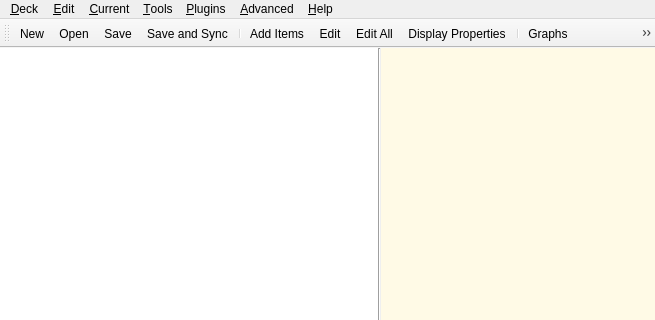
Qt form designer/main.ui (ankitects/anki) before a commit; both pictures show x 0 to 655 and y 0 to 320 of the 655 by 487 pixel window.
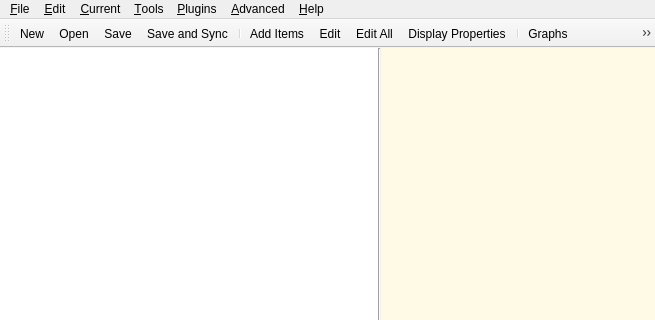
The same form after that commit. Icons and pictures are not drawn.

Commit message: unify close buttons, rename deck menu to file

```diff
--- a/designer/main.ui
+++ b/designer/main.ui
@@ -655,7 +655,7 @@
    </widget>
    <widget class="QMenu" name="menuDeck" >
     <property name="title" >
-     <string>&amp;Deck</string>
+     <string>&amp;File</string>
     </property>
     <widget class="QMenu" name="menuOpenRecent" >
      <property name="title" >
```
The commit also changes 3 other files.
